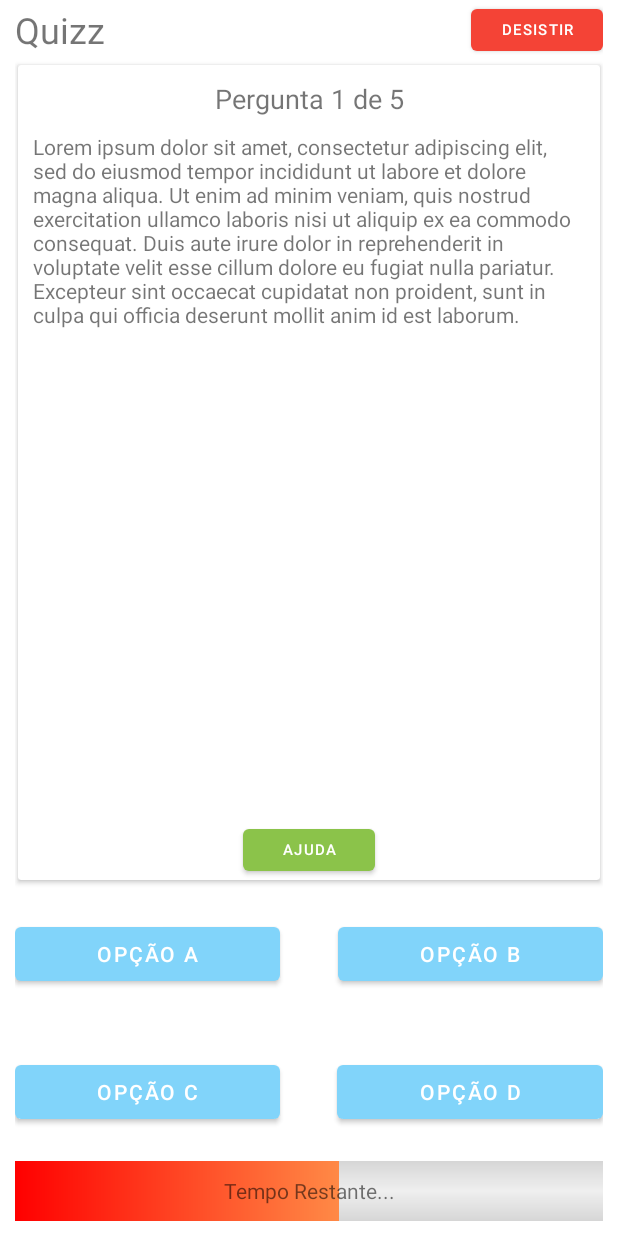
After one commit to neurodraft/GeoQuest, an Android app: the layout quizz_fragment.xml on its own in the app's theme, with its tools: preview values and no code run, on a phone screen of 412 x 824 dp. The commit adds this screen. Run offline under Robolectric (Android 15) with nearby library versions, the phone set to English and light mode, and no system bars.

Commit message:
Quizz basic functionality

```diff
--- a/app/src/main/java/com/equipa18/geoquest/MainActivity.java
+++ b/app/src/main/java/com/equipa18/geoquest/MainActivity.java
@@ -9,6 +9,7 @@ import com.google.android.material.floatingactionbutton.FloatingActionButton;
 import com.google.android.material.snackbar.Snackbar;
 import com.google.android.material.navigation.NavigationView;
 
+import androidx.appcompat.app.AppCompatDelegate;
 import androidx.navigation.NavController;
 import androidx.navigation.Navigation;
 import androidx.navigation.ui.AppBarConfiguration;
@@ -27,6 +28,9 @@ public class MainActivity extends AppCompatActivity {
     @Override
     protected void onCreate(Bundle savedInstanceState) {
         super.onCreate(savedInstanceState);
+
+        AppCompatDelegate.setDefaultNightMode(AppCompatDelegate.MODE_NIGHT_NO);
+
         setContentView(R.layout.activity_main);
         Toolbar toolbar = findViewById(R.id.toolbar);
         setSupportActionBar(toolbar);
--- a/app/src/main/java/com/equipa18/geoquest/map/InterestPointFragment.java
+++ b/app/src/main/java/com/equipa18/geoquest/map/InterestPointFragment.java
@@ -35,6 +35,7 @@ public class InterestPointFragment extends Fragment {
 
 
         if(PlayerManager.getCurrentPlayer().hasConquered(interestPoint.id)){
+            headerIcon.setImageResource(R.drawable.ic_baseline_flag_48);
             headerIcon.setColorFilter(Color.GREEN);
         } else if(PlayerManager.getCurrentPlayer().hasUnlocked(interestPoint.id)){
             headerIcon.setColorFilter(Color.RED);
@@ -57,14 +58,11 @@ public class InterestPointFragment extends Fragment {
     public void onActivityCreated(@Nullable Bundle savedInstanceState) {
         super.onActivityCreated(savedInstanceState);
 
-
     }
 
 
-    public void conquered() {
-    }
-
     public void wasConquered() {
+        headerIcon.setImageResource(R.drawable.ic_baseline_flag_48);
         headerIcon.setColorFilter(Color.GREEN);
     }
 }
--- /dev/null
+++ b/app/src/main/res/drawable/ic_baseline_flag_48.xml
@@ -0,0 +1,5 @@
+<vector android:height="48dp" android:tint="?attr/colorControlNormal"
+    android:viewportHeight="24" android:viewportWidth="24"
+    android:width="48dp" xmlns:android="http://schemas.android.com/apk/res/android">
+    <path android:fillColor="@android:color/white" android:pathData="M14.4,6L14,4H5v17h2v-7h5.6l0.4,2h7V6z"/>
+</vector>
--- /dev/null
+++ b/app/src/main/res/drawable/ic_baseline_flag_location_48.xml
@@ -0,0 +1,5 @@
+<vector android:height="48dp" android:tint="?attr/colorControlNormal"
+    android:viewportHeight="24" android:viewportWidth="24"
+    android:width="48dp" xmlns:android="http://schemas.android.com/apk/res/android">
+    <path android:fillColor="@android:color/white" android:pathData="M14.4,6L14,4H10v17h2v-7h5.6l0.4,2h7V6z"/>
+</vector>
--- a/app/src/main/res/drawable/ic_baseline_location_on_24.xml
+++ b/app/src/main/res/drawable/ic_baseline_location_on_24.xml
@@ -1,5 +1,5 @@
-<vector android:height="48dp" android:tint="?attr/colorControlNormal"
+<vector android:height="24dp" android:tint="?attr/colorControlNormal"
     android:viewportHeight="24" android:viewportWidth="24"
-    android:width="48dp" xmlns:android="http://schemas.android.com/apk/res/android">
+    android:width="24dp" xmlns:android="http://schemas.android.com/apk/res/android">
     <path android:fillColor="@android:color/white" android:pathData="M12,2C8.13,2 5,5.13 5,9c0,5.25 7,13 7,13s7,-7.75 7,-13c0,-3.87 -3.13,-7 -7,-7zM12,11.5c-1.38,0 -2.5,-1.12 -2.5,-2.5s1.12,-2.5 2.5,-2.5 2.5,1.12 2.5,2.5 -1.12,2.5 -2.5,2.5z"/>
 </vector>
--- /dev/null
+++ b/app/src/main/res/drawable/progress_bar_states.xml
@@ -0,0 +1,42 @@
+<layer-list xmlns:android="http://schemas.android.com/apk/res/android">
+
+    <item android:id="@android:id/background">
+        <shape>
+            <gradient
+                android:startColor="#cccc"
+                android:centerColor="#eeee"
+                android:centerY="0.5"
+                android:endColor="#cccc"
+                android:angle="90"
+                />
+        </shape>
+    </item>
+
+    <item android:id="@android:id/secondaryProgress">
+        <clip>
+            <shape>
+                <gradient
+                    android:startColor="#234"
+                    android:centerColor="#234"
+                    android:centerY="0.75"
+                    android:endColor="#a24"
+                    android:angle="270"
+                    />
+            </shape>
+        </clip>
+    </item>
+
+    <item android:id="@android:id/progress">
+        <clip>
+            <shape>
+                <gradient
+                    android:startColor="#ff0000"
+                    android:endColor="#fff97f"
+                    android:centerX ="0.1"
+                    android:angle="0"
+                    />
+            </shape>
+        </clip>
+    </item>
+
+</layer-list>
--- /dev/null
+++ b/app/src/main/res/layout/quizz_fragment.xml
@@ -0,0 +1,185 @@
+<?xml version="1.0" encoding="utf-8"?>
+<LinearLayout xmlns:android="http://schemas.android.com/apk/res/android"
+    xmlns:app="http://schemas.android.com/apk/res-auto"
+    xmlns:tools="http://schemas.android.com/tools"
+    android:layout_width="match_parent"
+    android:layout_height="match_parent"
+    android:orientation="vertical"
+    android:paddingLeft="10dp"
+    android:paddingRight="10dp"
+    android:paddingBottom="10dp"
+    tools:context=".map.QuizzFragment">
+
+    <LinearLayout
+        android:layout_width="match_parent"
+        android:layout_height="wrap_content"
+        android:gravity="center_vertical"
+        android:orientation="horizontal">
+
+        <TextView
+            android:id="@+id/textView2"
+            android:layout_width="wrap_content"
+            android:layout_height="match_parent"
+            android:layout_weight="1"
+            android:gravity="center_vertical"
+            android:text="Quizz"
+            android:textSize="24sp" />
+
+        <Button
+            android:id="@+id/button_giveup"
+            android:layout_width="wrap_content"
+            android:layout_height="40dp"
+            android:text="Desistir"
+            android:textSize="10sp"
+            app:backgroundTint="#F44336" />
+    </LinearLayout>
+
+    <androidx.cardview.widget.CardView
+        android:id="@+id/cardView"
+        android:layout_width="match_parent"
+        android:layout_height="0dp"
+        android:layout_weight="3"
+        app:cardBackgroundColor="@color/white"
+        app:cardPreventCornerOverlap="false"
+        app:cardUseCompatPadding="true">
+
+        <LinearLayout
+            android:layout_width="match_parent"
+            android:layout_height="match_parent"
+            android:layout_marginStart="10dp"
+            android:layout_marginLeft="10dp"
+            android:layout_marginTop="10dp"
+            android:layout_marginEnd="10dp"
+            android:layout_marginRight="10dp"
+            android:orientation="vertical">
+
+            <TextView
+                android:id="@+id/question_title"
+                android:layout_width="match_parent"
+                android:layout_height="wrap_content"
+                android:gravity="center_horizontal"
+                android:text="Pergunta 1 de 5"
+                android:textSize="18sp" />
+
+            <Space
+                android:layout_width="match_parent"
+                android:layout_height="10dp" />
+
+            <TextView
+                android:id="@+id/question_text"
+                android:layout_width="match_parent"
+                android:layout_height="wrap_content"
+                android:text="Lorem ipsum dolor sit amet, consectetur adipiscing elit, sed do eiusmod tempor incididunt ut labore et dolore magna aliqua. Ut enim ad minim veniam, quis nostrud exercitation ullamco laboris nisi ut aliquip ex ea commodo consequat. Duis aute irure dolor in reprehenderit in voluptate velit esse cillum dolore eu fugiat nulla pariatur. Excepteur sint occaecat cupidatat non proident, sunt in culpa qui officia deserunt mollit anim id est laborum."
+                android:textSize="14sp" />
+
+            <LinearLayout
+                android:layout_width="match_parent"
+                android:layout_height="match_parent"
+                android:gravity="bottom"
+                android:orientation="vertical">
+
+                <Button
+                    android:id="@+id/button_help"
+                    android:layout_width="wrap_content"
+                    android:layout_height="40dp"
+                    android:layout_gravity="bottom|center_horizontal"
+                    android:text="Ajuda"
+                    android:textSize="10sp"
+                    app:backgroundTint="#8BC34A" />
+            </LinearLayout>
+
+        </LinearLayout>
+    </androidx.cardview.widget.CardView>
+
+    <LinearLayout
+        android:layout_width="match_parent"
+        android:layout_height="0dp"
+        android:layout_weight="1"
+        android:orientation="vertical">
+
+        <LinearLayout
+            android:layout_width="match_parent"
+            android:layout_height="0dp"
+            android:layout_weight="1"
+            android:gravity="center|center_vertical"
+            android:orientation="horizontal">
+
+            <Button
+                android:id="@+id/button_optionA"
+                android:layout_width="wrap_content"
+                android:layout_height="wrap_content"
+                android:layout_weight="2"
+                android:text="Opção A"
+                android:textColor="@color/white"
+                app:backgroundTint="#81D4FA" />
+
+            <Space
+                android:layout_width="wrap_content"
+                android:layout_height="wrap_content"
+                android:layout_weight="1" />
+
+            <Button
+                android:id="@+id/button_optionB"
+                android:layout_width="wrap_content"
+                android:layout_height="wrap_content"
+                android:layout_weight="2"
+                android:text="Opção B"
+                android:textColor="@color/white"
+                app:backgroundTint="#81D4FA" />
+        </LinearLayout>
+
+        <LinearLayout
+            android:layout_width="match_parent"
+            android:layout_height="0dp"
+            android:layout_weight="1"
+            android:gravity="center|center_vertical"
+            android:orientation="horizontal">
+
+            <Button
+                android:id="@+id/button_optionC"
+                android:layout_width="wrap_content"
+                android:layout_height="wrap_content"
+                android:layout_weight="2"
+                android:text="Opção C"
+                android:textColor="@color/white"
+                app:backgroundTint="#81D4FA" />
+
+            <Space
+                android:layout_width="wrap_content"
+                android:layout_height="wrap_content"
+                android:layout_weight="1" />
+
+            <Button
+                android:id="@+id/button_optionD"
+                android:layout_width="wrap_content"
+                android:layout_height="wrap_content"
+                android:layout_weight="2"
+                android:text="Opção D"
+                android:textColor="@color/white"
+                app:backgroundTint="#81D4FA" />
+        </LinearLayout>
+    </LinearLayout>
+
+    <RelativeLayout
+        android:layout_width="match_parent"
+        android:layout_height="40dp"
+        android:layout_gravity="bottom">
+
+        <ProgressBar
+            android:id="@+id/progressBar"
+            style="@android:style/Widget.ProgressBar.Horizontal"
+            android:layout_width="match_parent"
+            android:layout_height="match_parent"
+            android:layout_weight="0"
+            android:progress="55"
+            android:progressDrawable="@drawable/progress_bar_states" />
+
+        <TextView
+            android:id="@+id/textView6"
+            android:layout_width="match_parent"
+            android:layout_height="match_parent"
+            android:gravity="center"
+            android:text="Tempo Restante..." />
+    </RelativeLayout>
+
+</LinearLayout>
```
Also changed, not shown: app/src/main/java/com/equipa18/geoquest/map/CardStartFragment.java (+8 -0 lines), app/src/main/java/com/equipa18/geoquest/map/MapsFragment.java (+65 -4 lines), app/src/main/java/com/equipa18/geoquest/map/QuizzFragment.java (added, +151 -0 lines), app/src/main/java/com/equipa18/geoquest/map/QuizzViewModel.java (added, +28 -0 lines), app/src/main/java/com/equipa18/geoquest/world/Quizz.java (added, +25 -0 lines), app/src/main/java/com/equipa18/geoquest/world/QuizzAnswer.java (added, +13 -0 lines), app/src/main/java/com/equipa18/geoquest/world/QuizzQuestion.java (added, +38 -0 lines), app/src/main/java/com/equipa18/geoquest/world/WorldManager.java (+19 -0 lines), app/src/main/res/layout/fragment_interest_point.xml (+8 -3 lines).
